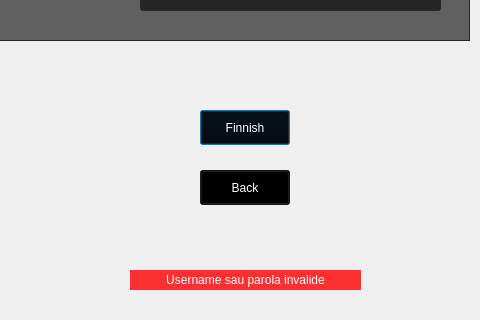
Old version of the form ACL/AncientClient/windowlogin.ui in the repository marcu26/POO_proiect; both pictures show x 170 to 650 and y 280 to 600 of the 800 by 600 pixel window.
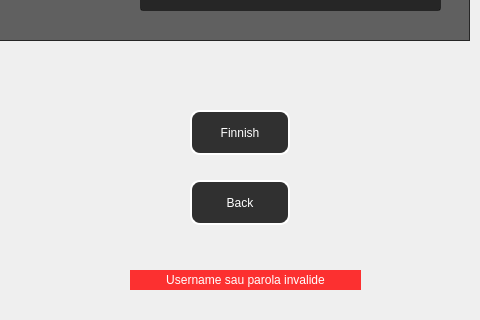
New version of the form. Icons and pictures are not drawn.

Diff of the .ui file:
```diff
--- a/ACL/AncientClient/windowlogin.ui
+++ b/ACL/AncientClient/windowlogin.ui
@@ -149,15 +149,20 @@
   <widget class="QPushButton" name="finnishB">
    <property name="geometry">
     <rect>
-     <x>370</x>
+     <x>360</x>
      <y>390</y>
-     <width>90</width>
-     <height>35</height>
+     <width>100</width>
+     <height>45</height>
     </rect>
    </property>
    <property name="styleSheet">
     <string notr="true">color: rgb(255, 255, 255);
-background-color: rgba(0, 0, 0,80%);</string>
+background-color: rgba(0, 0, 0,80%);
+color: rgb(255, 255, 255);
+background-color: rgba(0, 0, 0,80%);
+border-style: solid;
+border-width: 2px;
+border-radius: 10px;</string>
    </property>
    <property name="text">
     <string>Finnish</string>
@@ -166,15 +171,20 @@
   <widget class="QPushButton" name="BackB">
    <property name="geometry">
     <rect>
-     <x>370</x>
-     <y>450</y>
-     <width>90</width>
-     <height>35</height>
+     <x>360</x>
+     <y>460</y>
+     <width>100</width>
+     <height>45</height>
     </rect>
    </property>
    <property name="styleSheet">
     <string notr="true">color: rgb(255, 255, 255);
-background-color: rgba(0, 0, 0,80%);</string>
+background-color: rgba(0, 0, 0,80%);
+color: rgb(255, 255, 255);
+background-color: rgba(0, 0, 0,80%);
+border-style: solid;
+border-width: 2px;
+border-radius: 10px;</string>
    </property>
    <property name="text">
     <string>Back</string>
```
Left out of the diff: 2 changed lines with no effect on the pictures.
